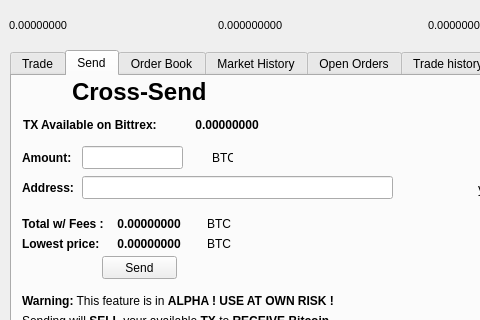
This is src/qt/forms/tradingdialog.ui in transferdev/Transfercoin as Qt 5 draws it before an edit; both pictures show x 0 to 480 and y 0 to 320 of the 849 by 480 pixel window. The edited form follows.
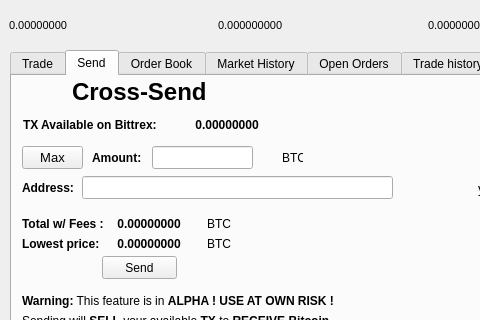
This is the edited form.

Commit message: Max amount for Cross-send

Patch:
```diff
--- a/src/qt/forms/tradingdialog.ui
+++ b/src/qt/forms/tradingdialog.ui
@@ -2233,7 +2233,7 @@
     <widget class="QLineEdit" name="CSUnitsInput">
      <property name="geometry">
       <rect>
-       <x>70</x>
+       <x>140</x>
        <y>70</y>
        <width>101</width>
        <height>23</height>
@@ -2778,7 +2778,7 @@
     <widget class="QLabel" name="label_9">
      <property name="geometry">
       <rect>
-       <x>200</x>
+       <x>270</x>
        <y>70</y>
        <width>21</width>
        <height>23</height>
@@ -3436,7 +3436,7 @@
     <widget class="QLabel" name="label_27">
      <property name="geometry">
       <rect>
-       <x>10</x>
+       <x>80</x>
        <y>70</y>
        <width>61</width>
        <height>23</height>
@@ -3968,6 +3968,24 @@
       <set>Qt::LinksAccessibleByMouse|Qt::TextSelectableByKeyboard|Qt::TextSelectableByMouse</set>
      </property>
     </widget>
+    <widget class="QPushButton" name="CS_Max_Amount">
+     <property name="geometry">
+      <rect>
+       <x>10</x>
+       <y>70</y>
+       <width>61</width>
+       <height>23</height>
+      </rect>
+     </property>
+     <property name="font">
+      <font>
+       <pointsize>10</pointsize>
+      </font>
+     </property>
+     <property name="text">
+      <string>Max</string>
+     </property>
+    </widget>
     <zorder>label232_3</zorder>
     <zorder>TXAvailableLabel_3</zorder>
     <zorder>CSUnitsInput</zorder>
```
Left out of the diff: 1 changed line with no effect on the pictures. The commit also changes 2 other files.
